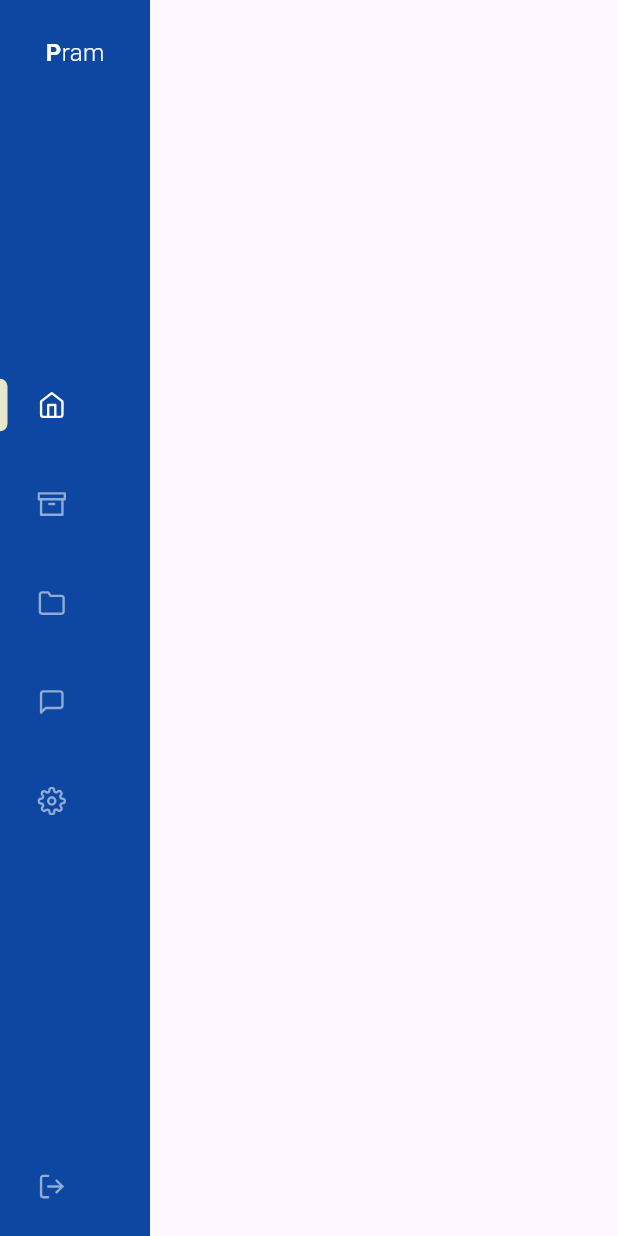
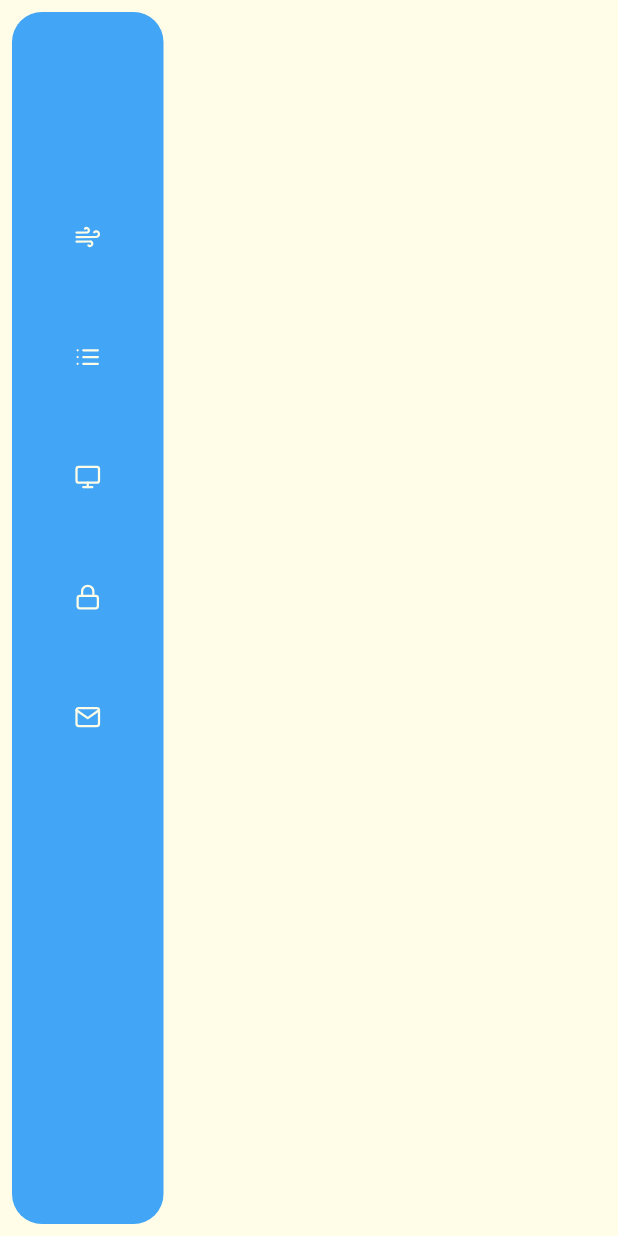
Before and after one commit to jsmile/basic_responsive_design, a Flutter app: the screen it shows after launch, on a phone screen of 412 x 824 dp. Run offline on Flutter 3.47's test engine with Material 2 defaults, Android fonts, the light colour scheme and no system bars; our stand-ins replace flutter_vector_icons.

Commit message:
CustomSideNaviScaffold

```diff
--- a/lib/src/app.dart
+++ b/lib/src/app.dart
@@ -21,7 +21,9 @@ class App extends StatelessWidget {
       // home: const NavigaionRailHome(),
 
       // NavigationBar Indecator 기본
-      home: const BasicNaviBScaffold(),
+      // home: const BasicNaviBScaffold(),
+      // Custome Side Navigation 기본
+      home: const CustomSideNaviScaffold(),
     );
   }
 }
--- /dev/null
+++ b/lib/src/custom_side_navi/custom_side_navi_exports.dart
@@ -0,0 +1 @@
+export './nav_bar_item.dart';
--- /dev/null
+++ b/lib/src/custom_side_navi/custom_side_navi_scaf.dart
@@ -0,0 +1,90 @@
+import 'package:flutter/material.dart';
+import 'package:flutter_vector_icons/flutter_vector_icons.dart';
+
+import 'custom_side_navi_exports.dart';
+
+class CustomSideNaviScaffold extends StatefulWidget {
+  const CustomSideNaviScaffold({super.key});
+
+  @override
+  State<CustomSideNaviScaffold> createState() => _CustomSideNaviScaffoldState();
+}
+
+List<bool> selected = [true, false, false, false, false];
+
+class _CustomSideNaviScaffoldState extends State<CustomSideNaviScaffold> {
+  final List<IconData> _icons = [
+    Feather.wind,
+    Feather.list,
+    Feather.monitor,
+    Feather.lock,
+    Feather.mail,
+  ];
+
+  /// 전체 및 선택 시 배경색
+  final Color _totalBackgroundColor = Colors.yellow[50]!;
+
+  /// 네비게이션 바 배경색
+  final Color _navBarBackgroundColor = Colors.blue[400]!;
+
+  @override
+  Widget build(BuildContext context) {
+    return Scaffold(
+      body: Stack(
+        children: [
+          Container(
+            // 전체 배경색 역할
+            color: _totalBackgroundColor,
+          ),
+          Container(
+            height: MediaQuery.sizeOf(context).height,
+            width: 101.0,
+            margin: const EdgeInsets.all(8.0),
+            decoration: BoxDecoration(
+              color: _navBarBackgroundColor,
+              borderRadius: BorderRadius.circular(20.0),
+            ),
+            child: Stack(
+              children: [
+                Positioned(
+                  top: 110,
+                  child: Column(
+                    children: [
+                      ..._icons
+                          .map(
+                            (e) => NavBarItem(
+                              icon: e,
+                              selected: selected[_icons.indexOf(e)],
+                              onTap: () {
+                                setState(
+                                  () {
+                                    select(_icons.indexOf(e));
+                                  },
+                                );
+                              },
+                              forwardColor: _totalBackgroundColor,
+                              backwardColor: _navBarBackgroundColor,
+                            ),
+                          )
+                          .toList(),
+                    ],
+                  ),
+                ),
+              ],
+            ),
+          ),
+        ],
+      ),
+    );
+  }
+
+  void select(int n) {
+    for (int i = 0; i < 5; i++) {
+      if (i == n) {
+        selected[i] = true;
+      } else {
+        selected[i] = false;
+      }
+    }
+  }
+}
--- /dev/null
+++ b/lib/src/custom_side_navi/nav_bar_item.dart
@@ -0,0 +1,143 @@
+import 'package:flutter/material.dart';
+
+import '../cutom_side_navi/curve_painter.dart';
+
+class NavBarItem extends StatefulWidget {
+  final IconData icon;
+  final bool selected;
+  final Function? onTap;
+  final Color? forwardColor;
+  final Color? backwardColor;
+
+  const NavBarItem({
+    Key? key,
+    required this.icon,
+    this.selected = false,
+    this.onTap,
+
+    /// 선택 시 색상
+    this.forwardColor,
+
+    /// 선택 안했을 때 색상
+    this.backwardColor,
+  }) : super(key: key);
+
+  @override
+  State<NavBarItem> createState() => _NavBarItemState();
+}
+
+class _NavBarItemState extends State<NavBarItem> with TickerProviderStateMixin {
+  late AnimationController _controller1;
+  late AnimationController _controller2;
+
+  late Animation<double> _anim1;
+  late Animation<double> _anim2;
+  late Animation<double> _anim3;
+  late Animation<Color?> _color;
+
+  bool hovered = false;
+
+  @override
+  void initState() {
+    super.initState();
+    _controller1 = AnimationController(
+      vsync: this,
+      duration: const Duration(milliseconds: 250),
+    );
+    _controller2 = AnimationController(
+      vsync: this,
+      duration: const Duration(milliseconds: 275),
+    );
+
+    _anim1 = Tween(begin: 101.0, end: 75.0).animate(_controller1); // 입구의 곡선 정도
+    _anim2 = Tween(begin: 101.0, end: 25.0).animate(_controller2); // 선택 시의 깊이
+    _anim3 = Tween(begin: 101.0, end: 50.0).animate(_controller2); // 선택 시의 뾰족함
+    /// 선택 시 아이콘 색상
+    _color = ColorTween(end: widget.backwardColor, begin: widget.forwardColor)
+        .animate(_controller2);
+    // _color = ColorTween(end: const Color(0xff332A7C), begin: Colors.white)
+    //     .animate(_controller2);
+
+    _controller1.addListener(() {
+      setState(() {});
+    });
+    _controller2.addListener(() {
+      setState(() {});
+    });
+  }
+
+  @override
+  void didUpdateWidget(NavBarItem oldWidget) {
+    super.didUpdateWidget(oldWidget);
+    if (!widget.selected) {
+      Future.delayed(const Duration(milliseconds: 10), () {
+        //_controller1.reverse();
+      });
+      _controller1.reverse();
+      _controller2.reverse();
+    } else {
+      Future.delayed(const Duration(milliseconds: 10), () {
+        _controller1.forward();
+        _controller2.forward();
+        //_controller2.forward();
+      });
+    }
+  }
+
+  @override
+  Widget build(BuildContext context) {
+    return GestureDetector(
+      onTap: () {
+        if (widget.onTap != null) widget.onTap!();
+      },
+      //
+      child: MouseRegion(
+        onEnter: (value) {
+          setState(() {
+            hovered = true;
+          });
+        },
+        onExit: (value) {
+          setState(() {
+            hovered = false;
+          });
+        },
+        child: Container(
+          width: 101.0,
+          color:
+              hovered && !widget.selected ? Colors.white12 : Colors.transparent,
+          child: Stack(
+            children: [
+              Positioned(
+                child: CustomPaint(
+                  painter: CurvePainter(
+                    value1: 0,
+                    animValue1: _anim3.value,
+                    animValue2: _anim2.value,
+                    animValue3: _anim1.value,
+
+                    /// 선택 시 배경 색상
+                    color: widget.forwardColor,
+                  ),
+                ),
+              ),
+              SizedBox(
+                height: 80.0,
+                width: 101.0,
+                child: Center(
+                  child: Icon(
+                    widget.icon,
+
+                    /// 선택 시 아이콘 색상
+                    color: _color.value ?? Colors.white,
+                    size: 18.0,
+                  ),
+                ),
+              ),
+            ],
+          ),
+        ),
+      ),
+    );
+  }
+}
--- /dev/null
+++ b/lib/src/cutom_side_navi/curve_painter.dart
@@ -0,0 +1,51 @@
+import 'package:flutter/material.dart';
+
+class CurvePainter extends CustomPainter {
+  final double value1; // 200
+  final double animValue1; // static value1 = 50.0
+  final double animValue2; //static value1 = 75.0
+  final double animValue3; //static value1 = 75.0
+  /// 배경색
+  final Color? color;
+
+  CurvePainter(
+      {required this.value1,
+      required this.animValue1,
+      required this.animValue2,
+      required this.animValue3,
+      this.color});
+
+  @override
+  void paint(Canvas canvas, Size size) {
+    Path path = Path();
+    Paint paint = Paint();
+
+    path.moveTo(101, value1);
+    path.quadraticBezierTo(101, value1 + 20, animValue3,
+        value1 + 20); // have to use animValue3 for x2
+    path.lineTo(animValue1, value1 + 20); // have to use animValue1 for x
+    path.quadraticBezierTo(animValue2, value1 + 20, animValue2,
+        value1 + 40); // animValue2 = 25 // have to use animValue2 for both x
+    path.lineTo(101, value1 + 40);
+    // path.quadraticBezierTo(25, value1 + 60, 50, value1 + 60);
+    // path.lineTo(75, value1 + 60);
+    // path.quadraticBezierTo(101, value1 + 60, 101, value1 + 80);
+    path.close();
+
+    path.moveTo(101, value1 + 80);
+    path.quadraticBezierTo(101, value1 + 60, animValue3, value1 + 60);
+    path.lineTo(animValue1, value1 + 60);
+    path.quadraticBezierTo(animValue2, value1 + 60, animValue2, value1 + 40);
+    path.lineTo(101, value1 + 40);
+    path.close();
+
+    paint.color = color ?? Colors.white;
+    paint.strokeWidth = 101.0;
+    canvas.drawPath(path, paint);
+  }
+
+  @override
+  bool shouldRepaint(CustomPainter oldDelegate) {
+    return oldDelegate != this;
+  }
+}
--- a/lib/src/scafolds_exports.dart
+++ b/lib/src/scafolds_exports.dart
@@ -1,3 +1,5 @@
 export './basic_responsive_a/basic_responsive_a.dart';
 export './basic_navigation_rail/navigation_rail_home.dart';
 export './basic_navigation_b/basic_navi_b_scaf.dart';
+export 'custom_side_navi/custom_side_navi_exports.dart';
+export 'custom_side_navi/custom_side_navi_scaf.dart';
```
Also changed, not shown: 1 other file.
